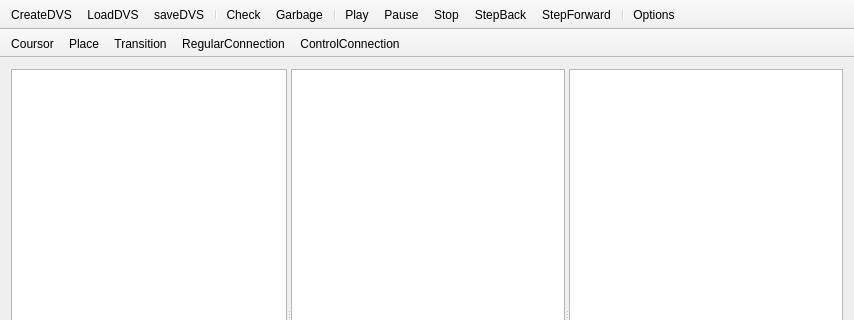
Before: the Qt Designer form ui/mainwindow.ui in goto1134/dynamic-computational-nets, drawn with Qt 5; both pictures show x 0 to 854 and y 0 to 320 of the 854 by 578 pixel window.
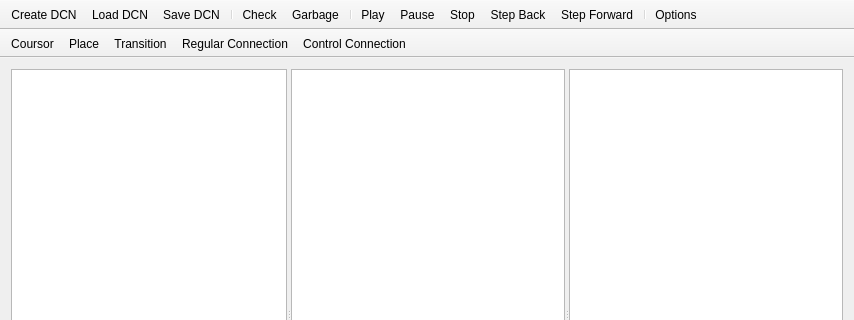
After: the same form once the commit is applied. Icons and pictures are not drawn.

Commit message: Added ability to create new Project, Add Sorts, Classes and Nets.

```diff
--- a/ui/mainwindow.ui
+++ b/ui/mainwindow.ui
@@ -132,7 +132,7 @@
      <normaloff>:/icons/icons/new project.ico</normaloff>:/icons/icons/new project.ico</iconset>
    </property>
    <property name="text">
-    <string>CreateDVS</string>
+    <string>Create DCN</string>
    </property>
    <property name="toolTip">
     <string>Create new DVS model</string>
@@ -144,7 +144,7 @@
      <normaloff>:/icons/icons/open.ico</normaloff>:/icons/icons/open.ico</iconset>
    </property>
    <property name="text">
-    <string>LoadDVS</string>
+    <string>Load DCN</string>
    </property>
    <property name="toolTip">
     <string>Load DVS Project</string>
@@ -152,7 +152,7 @@
   </action>
   <action name="actionSaveDVS">
    <property name="text">
-    <string>saveDVS</string>
+    <string>Save DCN</string>
    </property>
    <property name="toolTip">
     <string>Save DVS</string>
@@ -187,7 +187,7 @@
     <bool>true</bool>
    </property>
    <property name="text">
-    <string>RegularConnection</string>
+    <string>Regular Connection</string>
    </property>
   </action>
   <action name="actionControlConnection">
@@ -195,7 +195,7 @@
     <bool>true</bool>
    </property>
    <property name="text">
-    <string>ControlConnection</string>
+    <string>Control Connection</string>
    </property>
   </action>
   <action name="actionOptions">
@@ -230,12 +230,12 @@
   </action>
   <action name="actionStepForward">
    <property name="text">
-    <string>StepForward</string>
+    <string>Step Forward</string>
    </property>
   </action>
   <action name="actionStepBack">
    <property name="text">
-    <string>StepBack</string>
+    <string>Step Back</string>
    </property>
   </action>
  </widget>
```
The commit also changes 18 other files.
